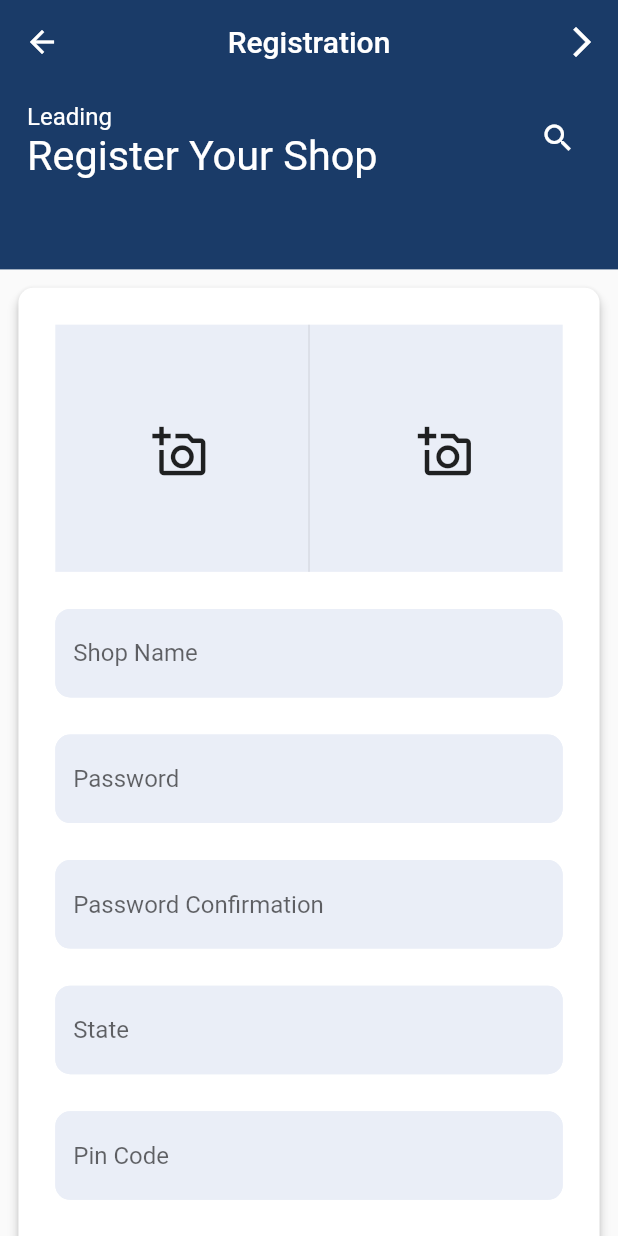
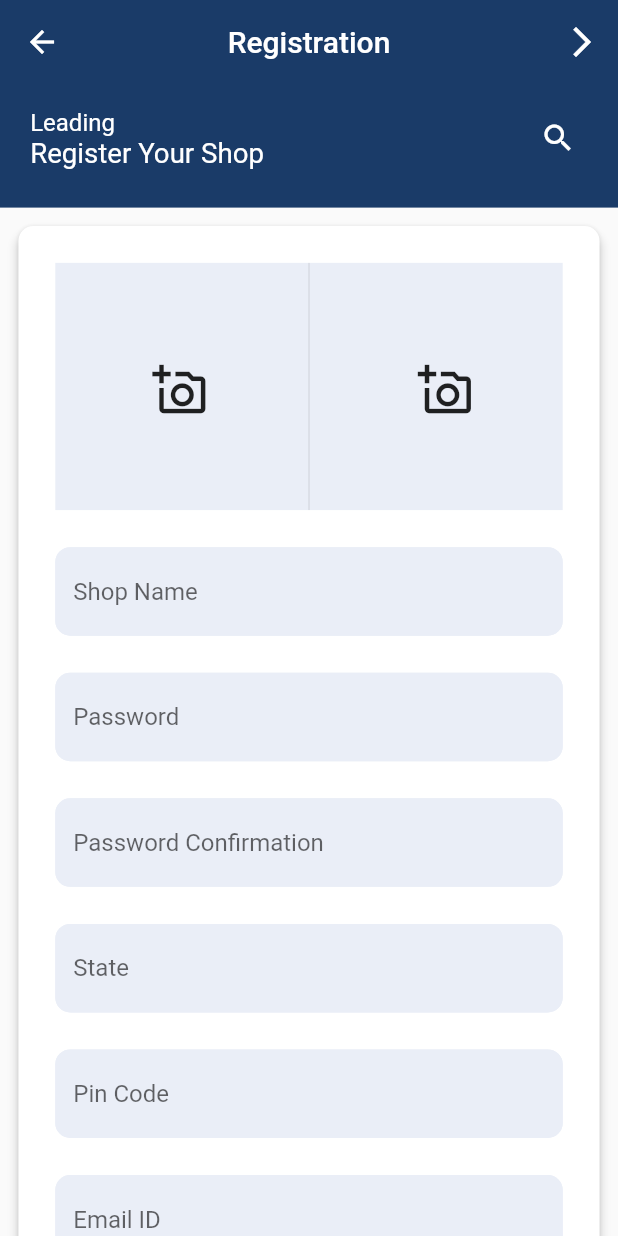
Before and after one commit to Hisham-reactz/flutter_best_practices, a Flutter app: the screen it shows after launch, after a tap on "Sign In", after a tap on "Sign Up", on a phone screen of 412 x 824 dp. Run offline on Flutter 3.47's test engine with Material 2 defaults, Android fonts, the phone set to English and light mode, and no system bars; our stand-ins replace bloc, equatable, flutter_bloc, image_picker, sized_context; missing offline and left inert: image_picker_for_web.

Commit message:
ui_changes

```diff
--- a/lib/login/view/login_view.dart
+++ b/lib/login/view/login_view.dart
@@ -73,11 +73,11 @@ class LoginForm extends StatelessWidget {
                     'AUCTION TITLE',
                     style: TextStyle(
                         color: const Color(0xFF1A3B68),
-                        fontSize: context.diagonalInches * 5),
+                        fontSize: context.diagonalInches * 3),
                   ),
                   const Text('SUB TITLE'),
                   SizedBox(
-                    height: height(context, .03),
+                    height: height(context, .05),
                   ),
                   BlocBuilder<LoginBloc, LoginState>(
                       buildWhen: (previous, current) =>
@@ -117,7 +117,7 @@ class LoginForm extends StatelessWidget {
                                               width: width(context, .3),
                                               child: const Text('Remember |')),
                                           SizedBox(
-                                              width: width(context, .5),
+                                              width: width(context, .4),
                                               child: TextButton(
                                                   onPressed: () {},
                                                   child: const Text(
@@ -133,7 +133,7 @@ class LoginForm extends StatelessWidget {
 
   List<Widget> statusMsg(LoginState state, BuildContext context) {
     if (['timeout', 'login_true', 'login_false'].contains(state.status)) {
-      return [SizedBox(height: context.heightPct(.005)), Text(state.status)];
+      return [SizedBox(height: context.heightPct(.01)), Text(state.status)];
     }
     return [];
   }
--- a/lib/login/view/widgets/login_button.dart
+++ b/lib/login/view/widgets/login_button.dart
@@ -49,7 +49,7 @@ class LoginButton extends StatelessWidget {
                         }
                       : null,
                 ),
-                SizedBox(height: context.heightPct(0.005)),
+                SizedBox(height: context.heightPct(.01)),
                 ElevatedButton(
                   key: const Key('register_raisedButton'),
                   style: raisedButtonStyle(1),
--- a/lib/register/view/register_view.dart
+++ b/lib/register/view/register_view.dart
@@ -43,9 +43,9 @@ class RegisterView extends StatelessWidget {
                   alignment: Alignment.topCenter,
                   child: Container(
                     color: const Color(0xFF1A3B68),
-                    height: height(context, .15),
+                    height: height(context, .10),
                     child: Padding(
-                        padding: EdgeInsets.only(left: width(context, .005)),
+                        padding: EdgeInsets.only(left: width(context, .01)),
                         child: ListTile(
                           title: const Text(
                             'Leading',
@@ -55,7 +55,7 @@ class RegisterView extends StatelessWidget {
                             'Register Your Shop',
                             style: TextStyle(
                                 color: Colors.white,
-                                fontSize: (context.diagonalPx / 100) * 3),
+                                fontSize: context.diagonalInches * 3),
                           ),
                           trailing: const IconButton(
                               onPressed: null,
--- a/lib/register/view/widgets/register_image_input.dart
+++ b/lib/register/view/widgets/register_image_input.dart
@@ -18,10 +18,12 @@ Widget imageInput(BuildContext context) {
                 Icons.add_a_photo_outlined,
                 size: 37,
               ))
-          : Image.file(
-              File(_pickedFile1),
-              fit: BoxFit.cover,
-            ),
+          : Expanded(
+              flex: 1,
+              child: Image.file(
+                File(_pickedFile1),
+                fit: BoxFit.contain,
+              )),
       const VerticalDivider(),
       _pickedFile2.isEmpty
           ? IconButton(
@@ -34,10 +36,12 @@ Widget imageInput(BuildContext context) {
                 Icons.add_a_photo_outlined,
                 size: 37,
               ))
-          : Image.file(
-              File(_pickedFile2),
-              fit: BoxFit.cover,
-            )
+          : Expanded(
+              flex: 1,
+              child: Image.file(
+                File(_pickedFile2),
+                fit: BoxFit.contain,
+              ))
     ]),
     height: context.heightPct(0.2),
     decoration: const BoxDecoration(
```
